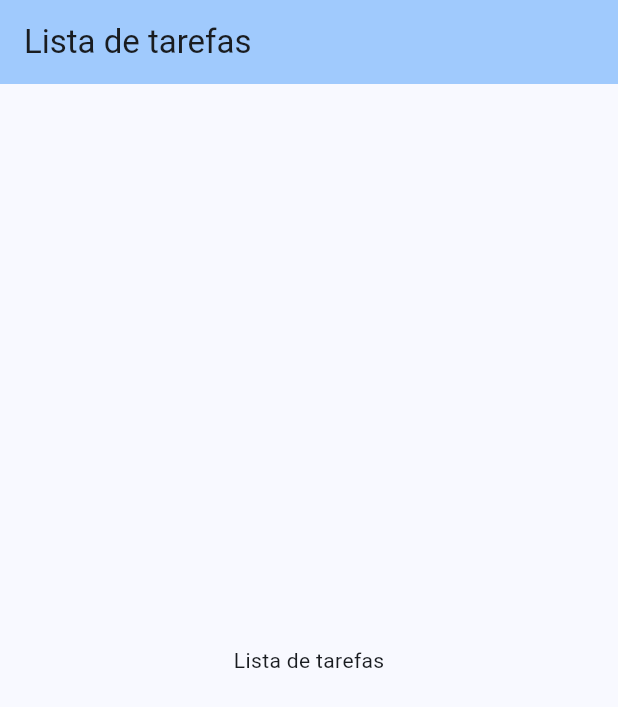
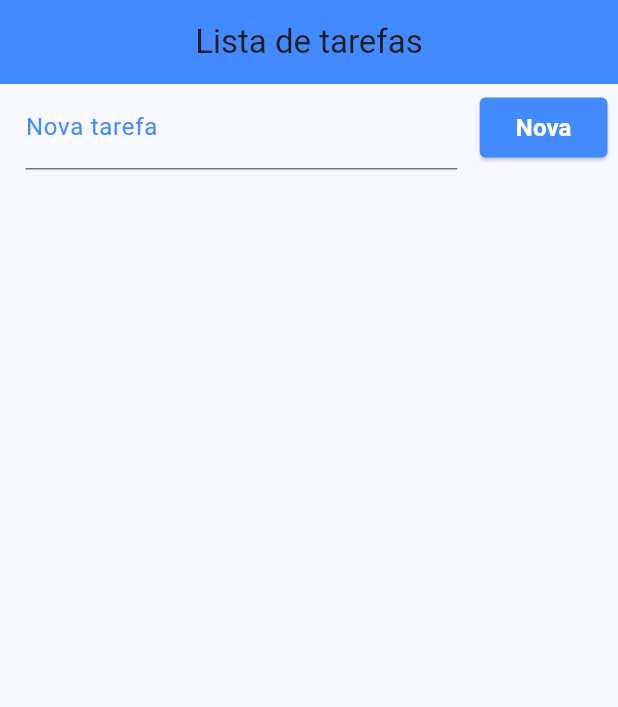
Before and after one commit to joaolucas2012/lista_de_tarefas, a Flutter app: the screen it shows after launch, on a phone screen of 412 x 824 dp. Shown: the top 707 px of the screen. Run offline on Flutter 3.47's test engine with Material 3 defaults, Android fonts, the light colour scheme and no system bars.

Commit message:
:clock4: [WIP] start to implement the layout

```diff
--- a/lib/main.dart
+++ b/lib/main.dart
@@ -1,4 +1,9 @@
+import 'dart:convert';
+import 'dart:io';
+
 import 'package:flutter/material.dart';
+import 'package:lista_de_tarefas/shared/types.dart';
+import 'package:path_provider/path_provider.dart';
 
 void main() {
   runApp(const MyApp());
@@ -10,7 +15,7 @@ class MyApp extends StatelessWidget {
   @override
   Widget build(BuildContext context) {
     return MaterialApp(
-      title: 'Flutter App',
+      title: 'Lista de tarefas',
       debugShowCheckedModeBanner: false,
       theme: ThemeData(
         colorScheme: ColorScheme.fromSeed(seedColor: Colors.blue),
@@ -21,17 +26,103 @@ class MyApp extends StatelessWidget {
   }
 }
 
-class HomePage extends StatelessWidget {
+class HomePage extends StatefulWidget {
   const HomePage({super.key});
+
+  @override
+  State<HomePage> createState() => _HomePageState();
+}
+
+class _HomePageState extends State<HomePage> {
+  final MapList _todoList = [];
+
+  Future<File> _getFile() async {
+    final directory = await getApplicationDocumentsDirectory();
+    return File("${directory.path}/data.json");
+  }
+
+  Future<void> _saveData() async {
+    String data = jsonEncode(_todoList);
+    File json = await _getFile();
+    await json.writeAsString(data);
+  }
+
+  Future<MapList> _readData() async {
+    try {
+      File json = await _getFile();
+      String data = await json.readAsString();
+      return MapList.from(jsonDecode(data) as List);
+    } catch (e) {
+      return [];
+    }
+  }
 
   @override
   Widget build(BuildContext context) {
     return Scaffold(
       appBar: AppBar(
         title: const Text('Lista de tarefas'),
-        backgroundColor: Theme.of(context).colorScheme.inversePrimary,
+        backgroundColor: Colors.blueAccent,
+        centerTitle: true,
       ),
-      body: const Center(child: Text('Lista de tarefas')),
+      body: Column(
+        children: [
+          Container(
+            padding: EdgeInsets.fromLTRB(17, 1, 7, 1),
+            child: Row(
+              children: [
+                Expanded(
+                  child: TextField(
+                    decoration: InputDecoration(
+                      labelText: "Nova tarefa",
+                      labelStyle: TextStyle(color: Colors.blueAccent),
+                    ),
+                  ),
+                ),
+                SizedBox(width: 15),
+                ElevatedButton(
+                  style: ButtonStyle(
+                    backgroundColor: WidgetStatePropertyAll(Colors.blueAccent),
+                    shape: WidgetStatePropertyAll(
+                      RoundedRectangleBorder(
+                        borderRadius: BorderRadius.circular(4),
+                      ),
+                    ),
+                  ),
+                  onPressed: () {},
+                  child: Text(
+                    "Nova",
+                    style: TextStyle(
+                      color: Colors.white,
+                      fontSize: 16,
+                      fontWeight: FontWeight.bold,
+                    ),
+                  ),
+                ),
+              ],
+            ),
+          ),
+          Expanded(
+            child: ListView.builder(
+              padding: EdgeInsets.only(top: 10),
+              itemCount: _todoList.length,
+              itemBuilder: (context, index) {
+                DynamicMap item = _todoList[index];
+                return CheckboxListTile(
+                  title: Text(item["title"]),
+                  value: item["done"],
+                  secondary: CircleAvatar(
+                    child: Icon(item["done"] ? Icons.check : Icons.error),
+                  ),
+                  onChanged: (value) => setState(() {
+                    item["done"] = value;
+                  }),
+                );
+              },
+            ),
+          ),
+        ],
+      ),
     );
   }
 }
--- /dev/null
+++ b/lib/shared/types.dart
@@ -0,0 +1,4 @@
+typedef MapList = List<Map<String, dynamic>>;
+typedef DynamicMap = Map<String, dynamic>;
+typedef StringMap = Map<String, String>;
+typedef StringList = List<String>;
--- a/pubspec.yaml
+++ b/pubspec.yaml
@@ -11,6 +11,7 @@ dependencies:
   flutter:
     sdk: flutter
   cupertino_icons: ^1.0.8
+  path_provider: ^2.1.5
 
 dev_dependencies:
   flutter_test:
```
Also changed, not shown: pubspec.lock, 2 other files.
